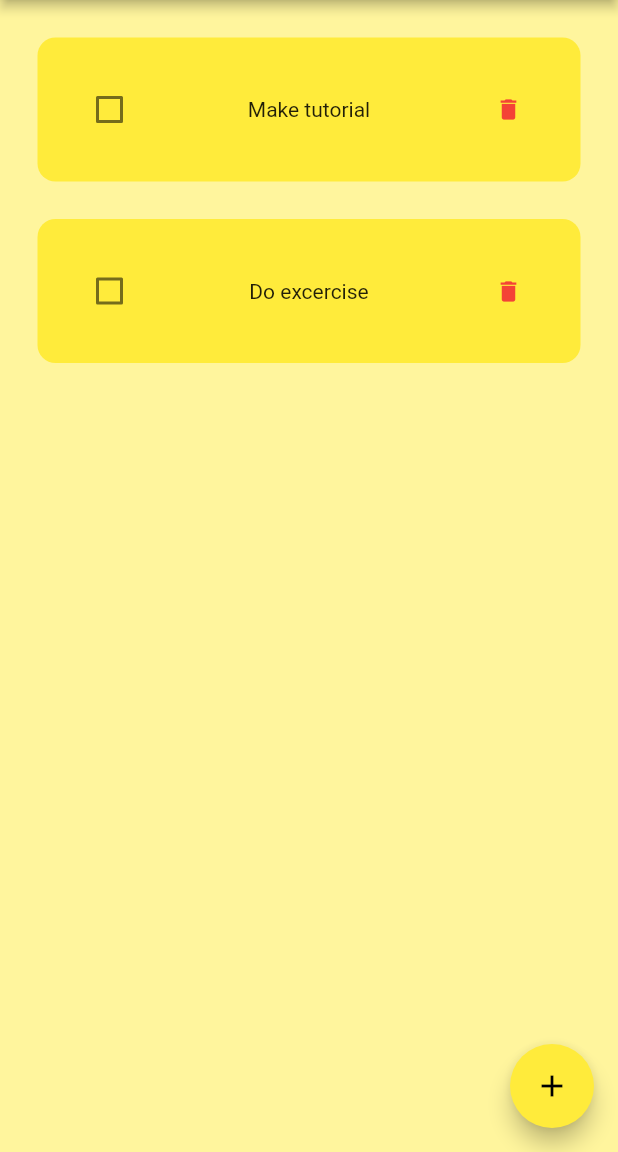
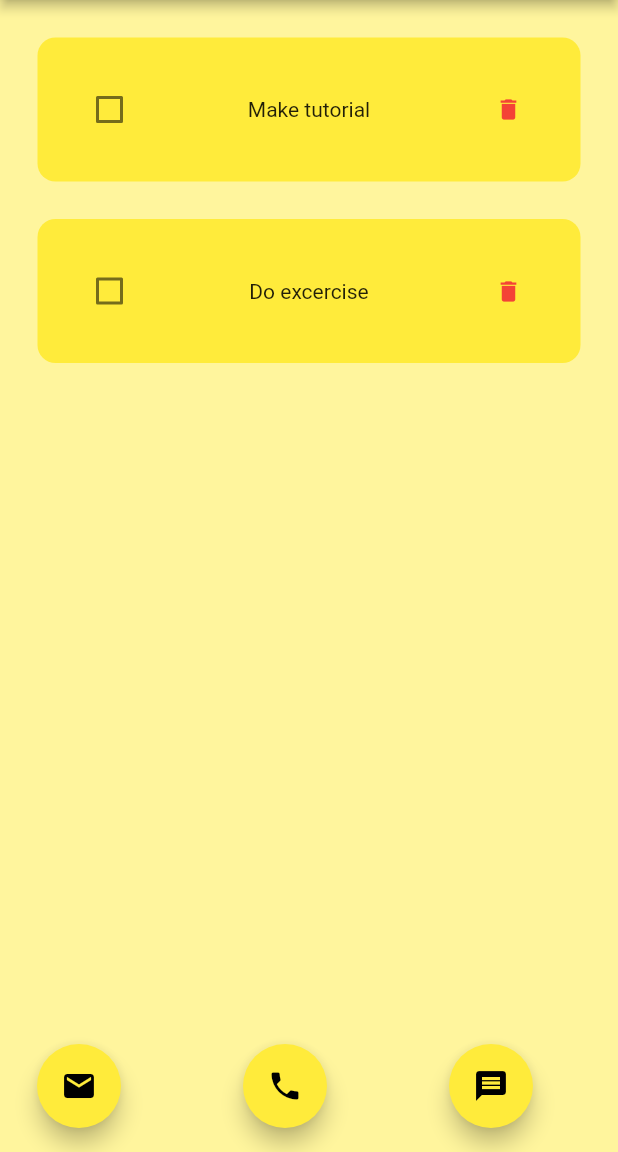
Before and after one commit to LukasZlocki/ToDoList, a Flutter app: the screen it shows after launch, on a phone screen of 412 x 824 dp, the part 84-1236 px from its top. Run offline on Flutter 3.47's test engine with Material 2 defaults, Android fonts, the phone set to English and light mode, and no system bars.

Commit message:
Add buttons to add different type tasks

```diff
--- a/lib/pages/home_page.dart
+++ b/lib/pages/home_page.dart
@@ -64,10 +64,24 @@ class _HomePageState extends State<HomePage> {
       title: Text('To Do'),
         elevation: 3,
       ),
-        floatingActionButton: FloatingActionButton(
-          onPressed: createNewTask,
-          child: Icon(Icons.add),
-        ),
+        floatingActionButton: Row(
+          mainAxisAlignment: MainAxisAlignment.spaceAround,
+          children: <Widget>[
+            FloatingActionButton(
+                onPressed: createNewTask,
+                child: Icon(Icons.email),
+              ),
+            FloatingActionButton(
+                onPressed: createNewTask,
+                child: Icon(Icons.phone),
+              ),
+            FloatingActionButton(
+              onPressed: createNewTask,
+              child: Icon(Icons.message),
+            ),
+          ],
+            ),
+
         body: ListView.builder(
           itemCount: toDoList.length,
           itemBuilder: (context, index) {
--- a/lib/util/dialog_box.dart
+++ b/lib/util/dialog_box.dart
@@ -21,6 +21,9 @@ class DialogBox extends StatelessWidget {
         child: Column(
           mainAxisAlignment: MainAxisAlignment.spaceEvenly,
           children: [
+            Text(
+              'Title'
+            ),
           // get user input
           TextField(
             controller: controller,
```
